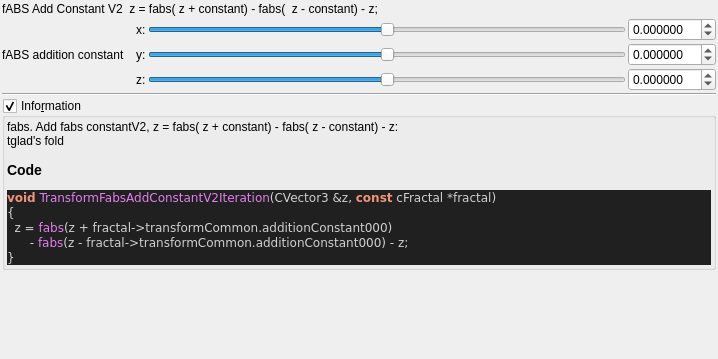
First picture: the form in mandelbulber2/qt_data/fractal_transf_fabs_add_constantV2.ui, repository buddhi1980/mandelbulber2, before the edit.
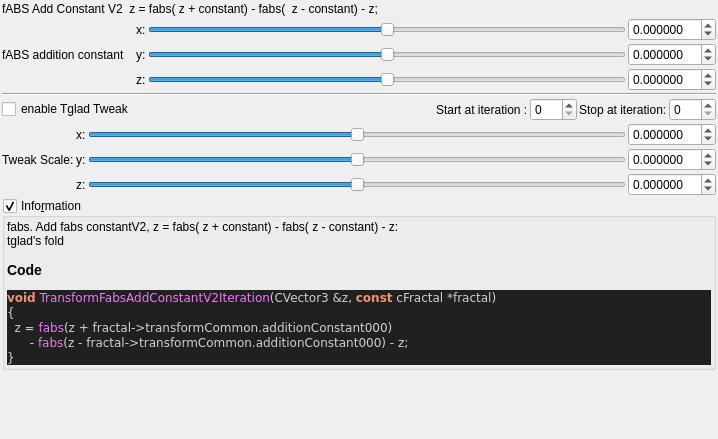
Second picture: the form after the edit. Custom widgets are drawn as their Qt base class.

Commit message: Tglad Fold Tweak

What changed in the file:
```diff
--- a/mandelbulber2/qt_data/fractal_transf_fabs_add_constantV2.ui
+++ b/mandelbulber2/qt_data/fractal_transf_fabs_add_constantV2.ui
@@ -7,7 +7,7 @@
     <x>0</x>
     <y>0</y>
     <width>718</width>
-    <height>359</height>
+    <height>439</height>
    </rect>
   </property>
   <property name="windowTitle">
@@ -225,6 +225,252 @@
      </property>
     </widget>
    </item>
+   <item>
+    <layout class="QGridLayout" name="gridLayout_73">
+     <property name="spacing">
+      <number>2</number>
+     </property>
+     <item row="0" column="0">
+      <widget class="QCheckBox" name="checkBox_transf_function_enabled_false">
+       <property name="layoutDirection">
+        <enum>Qt::LeftToRight</enum>
+       </property>
+       <property name="text">
+        <string>enable Tglad Tweak</string>
+       </property>
+      </widget>
+     </item>
+     <item row="0" column="4">
+      <widget class="QLabel" name="label_256">
+       <property name="text">
+        <string>Stop at iteration:</string>
+       </property>
+      </widget>
+     </item>
+     <item row="0" column="2">
+      <widget class="QLabel" name="label_257">
+       <property name="text">
+        <string>Start at iteration :</string>
+       </property>
+      </widget>
+     </item>
+     <item row="0" column="1">
+      <spacer name="horizontalSpacer_39">
+       <property name="orientation">
+        <enum>Qt::Horizontal</enum>
+       </property>
+       <property name="sizeHint" stdset="0">
+        <size>
+         <width>40</width>
+         <height>20</height>
+        </size>
+       </property>
+      </spacer>
+     </item>
+     <item row="0" column="3">
+      <widget class="MySpinBox" name="spinboxInt_transf_start_iterations_A">
+       <property name="sizePolicy">
+        <sizepolicy hsizetype="Minimum" vsizetype="Maximum">
+         <horstretch>0</horstretch>
+         <verstretch>0</verstretch>
+        </sizepolicy>
+       </property>
+       <property name="maximum">
+        <number>250</number>
+       </property>
+      </widget>
+     </item>
+     <item row="0" column="5">
+      <widget class="MySpinBox" name="spinboxInt_transf_stop_iterations_A">
+       <property name="sizePolicy">
+        <sizepolicy hsizetype="Minimum" vsizetype="Maximum">
+         <horstretch>0</horstretch>
+         <verstretch>0</verstretch>
+        </sizepolicy>
+       </property>
+       <property name="maximum">
+        <number>250</number>
+       </property>
+      </widget>
+     </item>
+    </layout>
+   </item>
+   <item>
+    <layout class="QGridLayout" name="gridLayout_5">
+     <property name="spacing">
+      <number>2</number>
+     </property>
+     <item row="2" column="1">
+      <widget class="QLabel" name="label_27">
+       <property name="text">
+        <string>z:</string>
+       </property>
+      </widget>
+     </item>
+     <item row="0" column="1">
+      <widget class="QLabel" name="label_28">
+       <property name="text">
+        <string>x:</string>
+       </property>
+      </widget>
+     </item>
+     <item row="1" column="1">
+      <widget class="QLabel" name="label_29">
+       <property name="text">
+        <string>y:</string>
+       </property>
+      </widget>
+     </item>
+     <item row="1" column="0">
+      <widget class="QLabel" name="label_30">
+       <property name="text">
+        <string>Tweak Scale:</string>
+       </property>
+      </widget>
+     </item>
+     <item row="2" column="2">
+      <widget class="QSlider" name="slider3_transf_scale3D_111_z">
+       <property name="enabled">
+        <bool>true</bool>
+       </property>
+       <property name="sizePolicy">
+        <sizepolicy hsizetype="Expanding" vsizetype="Maximum">
+         <horstretch>0</horstretch>
+         <verstretch>0</verstretch>
+        </sizepolicy>
+       </property>
+       <property name="minimum">
+        <number>-5000000</number>
+       </property>
+       <property name="maximum">
+        <number>5000000</number>
+       </property>
+       <property name="orientation">
+        <enum>Qt::Horizontal</enum>
+       </property>
+      </widget>
+     </item>
+     <item row="0" column="3">
+      <widget class="MyDoubleSpinBox" name="spinbox3_transf_scale3D_111_x">
+       <property name="enabled">
+        <bool>true</bool>
+       </property>
+       <property name="sizePolicy">
+        <sizepolicy hsizetype="Minimum" vsizetype="Maximum">
+         <horstretch>0</horstretch>
+         <verstretch>0</verstretch>
+        </sizepolicy>
+       </property>
+       <property name="decimals">
+        <number>6</number>
+       </property>
+       <property name="minimum">
+        <double>-99.989999999999995</double>
+       </property>
+       <property name="maximum">
+        <double>99.989999999999995</double>
+       </property>
+       <property name="singleStep">
+        <double>0.100000000000000</double>
+       </property>
+      </widget>
+     </item>
+     <item row="1" column="3">
+      <widget class="MyDoubleSpinBox" name="spinbox3_transf_scale3D_111_y">
+       <property name="enabled">
+        <bool>true</bool>
+       </property>
+       <property name="sizePolicy">
+        <sizepolicy hsizetype="Minimum" vsizetype="Maximum">
+         <horstretch>0</horstretch>
+         <verstretch>0</verstretch>
+        </sizepolicy>
+       </property>
+       <property name="decimals">
+        <number>6</number>
+       </property>
+       <property name="minimum">
+        <double>-99.989999999999995</double>
+       </property>
+       <property name="maximum">
+        <double>99.989999999999995</double>
+       </property>
+       <property name="singleStep">
+        <double>0.100000000000000</double>
+       </property>
+      </widget>
+     </item>
+     <item row="2" column="3">
+      <widget class="MyDoubleSpinBox" name="spinbox3_transf_scale3D_111_z">
+       <property name="enabled">
+        <bool>true</bool>
+       </property>
+       <property name="sizePolicy">
+        <sizepolicy hsizetype="Minimum" vsizetype="Maximum">
+         <horstretch>0</horstretch>
+         <verstretch>0</verstretch>
+        </sizepolicy>
+       </property>
+       <property name="decimals">
+        <number>6</number>
+       </property>
+       <property name="minimum">
+        <double>-99.989999999999995</double>
+       </property>
+       <property name="maximum">
+        <double>99.989999999999995</double>
+       </property>
+       <property name="singleStep">
+        <double>0.100000000000000</double>
+       </property>
+      </widget>
+     </item>
+     <item row="1" column="2">
+      <widget class="QSlider" name="slider3_transf_scale3D_111_y">
+       <property name="enabled">
+        <bool>true</bool>
+       </property>
+       <property name="sizePolicy">
+        <sizepolicy hsizetype="Expanding" vsizetype="Maximum">
+         <horstretch>0</horstretch>
+         <verstretch>0</verstretch>
+        </sizepolicy>
+       </property>
+       <property name="minimum">
+        <number>-5000000</number>
+       </property>
+       <property name="maximum">
+        <number>5000000</number>
+       </property>
+       <property name="orientation">
+        <enum>Qt::Horizontal</enum>
+       </property>
+      </widget>
+     </item>
+     <item row="0" column="2">
+      <widget class="QSlider" name="slider3_transf_scale3D_111_x">
+       <property name="enabled">
+        <bool>true</bool>
+       </property>
+       <property name="sizePolicy">
+        <sizepolicy hsizetype="Expanding" vsizetype="Maximum">
+         <horstretch>0</horstretch>
+         <verstretch>0</verstretch>
+        </sizepolicy>
+       </property>
+       <property name="minimum">
+        <number>-5000000</number>
+       </property>
+       <property name="maximum">
+        <number>5000000</number>
+       </property>
+       <property name="orientation">
+        <enum>Qt::Horizontal</enum>
+       </property>
+      </widget>
+     </item>
+    </layout>
+   </item>
    <item>
     <widget class="MyGroupBox" name="groupCheck_info">
      <property name="title">
@@ -308,6 +554,11 @@
    <header>my_group_box.h</header>
    <container>1</container>
   </customwidget>
+  <customwidget>
+   <class>MySpinBox</class>
+   <extends>QSpinBox</extends>
+   <header>my_spin_box.h</header>
+  </customwidget>
  </customwidgets>
  <resources/>
  <connections/>
```
Left out of the diff: 46 changed lines with no effect on the pictures. The commit also changes 3 other files.
